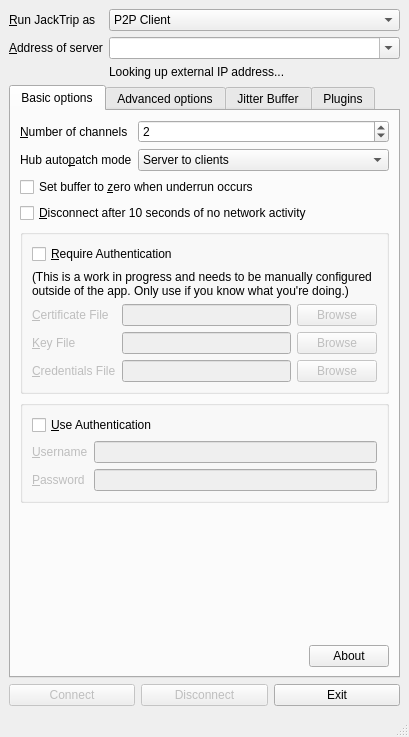
Before: the Qt Designer form src/gui/qjacktrip.ui in jacktrip/jacktrip, drawn with Qt 5.
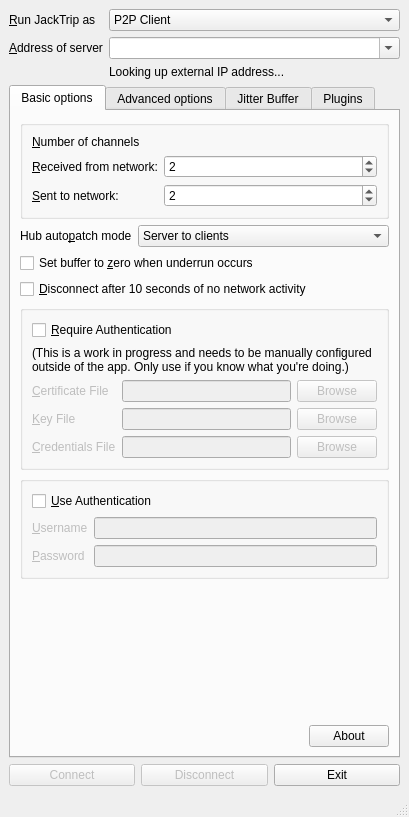
After: the same form once the commit is applied. Icons and pictures are not drawn.

Commit message: Enable diferent numbers of input and output channels in UI

```diff
--- a/src/gui/qjacktrip.ui
+++ b/src/gui/qjacktrip.ui
@@ -7,7 +7,7 @@
     <x>0</x>
     <y>0</y>
     <width>403</width>
-    <height>737</height>
+    <height>817</height>
    </rect>
   </property>
   <property name="windowTitle">
@@ -162,156 +162,7 @@
         <string>Basic options</string>
        </attribute>
        <layout class="QGridLayout" name="gridLayout_3">
-        <item row="0" column="1" colspan="2">
-         <widget class="QSpinBox" name="channelSpinBox">
-          <property name="sizePolicy">
-           <sizepolicy hsizetype="Minimum" vsizetype="Fixed">
-            <horstretch>0</horstretch>
-            <verstretch>0</verstretch>
-           </sizepolicy>
-          </property>
-          <property name="toolTip">
-           <string>Number of input and output channels.</string>
-          </property>
-          <property name="minimum">
-           <number>1</number>
-          </property>
-          <property name="value">
-           <number>2</number>
-          </property>
-         </widget>
-        </item>
-        <item row="0" column="0">
-         <widget class="QLabel" name="channelLabel">
-          <property name="sizePolicy">
-           <sizepolicy hsizetype="Maximum" vsizetype="Preferred">
-            <horstretch>0</horstretch>
-            <verstretch>0</verstretch>
-           </sizepolicy>
-          </property>
-          <property name="text">
-           <string>&amp;Number of channels</string>
-          </property>
-          <property name="buddy">
-           <cstring>channelSpinBox</cstring>
-          </property>
-         </widget>
-        </item>
-        <item row="6" column="0" colspan="3">
-         <widget class="QGroupBox" name="authGroupBox">
-          <property name="enabled">
-           <bool>true</bool>
-          </property>
-          <property name="title">
-           <string/>
-          </property>
-          <layout class="QGridLayout" name="gridLayout_6">
-           <item row="0" column="0" colspan="2">
-            <widget class="QCheckBox" name="authCheckBox">
-             <property name="toolTip">
-              <string>Supply a username and password to connect to the server.</string>
-             </property>
-             <property name="text">
-              <string>&amp;Use Authentication</string>
-             </property>
-            </widget>
-           </item>
-           <item row="3" column="1">
-            <widget class="QLineEdit" name="passwordEdit">
-             <property name="enabled">
-              <bool>false</bool>
-             </property>
-             <property name="toolTip">
-              <string>Enter your password. (This will not be shown or saved.)</string>
-             </property>
-             <property name="echoMode">
-              <enum>QLineEdit::Password</enum>
-             </property>
-             <property name="cursorPosition">
-              <number>0</number>
-             </property>
-            </widget>
-           </item>
-           <item row="2" column="1">
-            <widget class="QLineEdit" name="usernameEdit">
-             <property name="enabled">
-              <bool>false</bool>
-             </property>
-             <property name="toolTip">
-              <string>Enter your username for the server.</string>
-             </property>
-            </widget>
-           </item>
-           <item row="3" column="0">
-            <widget class="QLabel" name="passwordLabel">
-             <property name="enabled">
-              <bool>false</bool>
-             </property>
-             <property name="text">
-              <string>&amp;Password</string>
-             </property>
-             <property name="buddy">
-              <cstring>passwordEdit</cstring>
-             </property>
-            </widget>
-           </item>
-           <item row="2" column="0">
-            <widget class="QLabel" name="usernameLabel">
-             <property name="enabled">
-              <bool>false</bool>
-             </property>
-             <property name="text">
-              <string>&amp;Username</string>
-             </property>
-             <property name="buddy">
-              <cstring>usernameEdit</cstring>
-             </property>
-            </widget>
-           </item>
-          </layout>
-         </widget>
-        </item>
-        <item row="9" column="0" colspan="3">
-         <layout class="QHBoxLayout" name="aboutLayout">
-          <item>
-           <spacer name="aboutSpacer">
-            <property name="orientation">
-             <enum>Qt::Horizontal</enum>
-            </property>
-            <property name="sizeHint" stdset="0">
-             <size>
-              <width>40</width>
-              <height>20</height>
-             </size>
-            </property>
-           </spacer>
-          </item>
-          <item>
-           <widget class="QPushButton" name="aboutButton">
-            <property name="text">
-             <string>About</string>
-            </property>
-           </widget>
-          </item>
-         </layout>
-        </item>
-        <item row="1" column="0">
-         <widget class="QLabel" name="autoPatchLabel">
-          <property name="sizePolicy">
-           <sizepolicy hsizetype="Maximum" vsizetype="Preferred">
-            <horstretch>0</horstretch>
-            <verstretch>0</verstretch>
-           </sizepolicy>
-          </property>
-          <property name="text">
-           <string>Hub auto&amp;patch mode</string>
-          </property>
-          <property name="buddy">
-           <cstring>autoPatchComboBox</cstring>
-          </property>
-         </widget>
-        </item>
-        <item row="3" column="0" colspan="3">
+        <item row="5" column="0" colspan="3">
          <widget class="QCheckBox" name="zeroCheckBox">
           <property name="toolTip">
            <string>Silence the audio when there's a buffer underrun.</string>
@@ -321,7 +172,7 @@
           </property>
          </widget>
         </item>
-        <item row="4" column="0" colspan="3">
+        <item row="6" column="0" colspan="3">
          <widget class="QCheckBox" name="timeoutCheckBox">
           <property name="toolTip">
            <string>Stop JackTrip if no network traffic has been received for 10 seconds.</string>
@@ -331,23 +182,7 @@
           </property>
          </widget>
         </item>
-        <item row="7" column="0">
-         <spacer name="basicVerticalSpacer">
-          <property name="orientation">
-           <enum>Qt::Vertical</enum>
-          </property>
-          <property name="sizeType">
-           <enum>QSizePolicy::Expanding</enum>
-          </property>
-          <property name="sizeHint" stdset="0">
-           <size>
-            <width>20</width>
-            <height>40</height>
-           </size>
-          </property>
-         </spacer>
-        </item>
-        <item row="1" column="1" colspan="2">
+        <item row="3" column="1" colspan="2">
          <widget class="QComboBox" name="autoPatchComboBox">
           <property name="toolTip">
            <string>Select how you want audio to be routed by the hub server.</string>
@@ -382,7 +217,23 @@
           </item>
          </widget>
         </item>
-        <item row="5" column="0" colspan="3">
+        <item row="3" column="0">
+         <widget class="QLabel" name="autoPatchLabel">
+          <property name="sizePolicy">
+           <sizepolicy hsizetype="Maximum" vsizetype="Preferred">
+            <horstretch>0</horstretch>
+            <verstretch>0</verstretch>
+           </sizepolicy>
+          </property>
+          <property name="text">
+           <string>Hub auto&amp;patch mode</string>
+          </property>
+          <property name="buddy">
+           <cstring>autoPatchComboBox</cstring>
+          </property>
+         </widget>
+        </item>
+        <item row="7" column="0" colspan="3">
          <widget class="QGroupBox" name="requireAuthGroupBox">
           <property name="title">
            <string/>
@@ -510,6 +361,197 @@
           </layout>
          </widget>
         </item>
+        <item row="9" column="0">
+         <spacer name="basicVerticalSpacer">
+          <property name="orientation">
+           <enum>Qt::Vertical</enum>
+          </property>
+          <property name="sizeType">
+           <enum>QSizePolicy::Expanding</enum>
+          </property>
+          <property name="sizeHint" stdset="0">
+           <size>
+            <width>20</width>
+            <height>40</height>
+           </size>
+          </property>
+         </spacer>
+        </item>
+        <item row="8" column="0" colspan="3">
+         <widget class="QGroupBox" name="authGroupBox">
+          <property name="enabled">
+           <bool>true</bool>
+          </property>
+          <property name="title">
+           <string/>
+          </property>
+          <layout class="QGridLayout" name="gridLayout_6">
+           <item row="0" column="0" colspan="2">
+            <widget class="QCheckBox" name="authCheckBox">
+             <property name="toolTip">
+              <string>Supply a username and password to connect to the server.</string>
+             </property>
+             <property name="text">
+              <string>&amp;Use Authentication</string>
+             </property>
+            </widget>
+           </item>
+           <item row="3" column="1">
+            <widget class="QLineEdit" name="passwordEdit">
+             <property name="enabled">
+              <bool>false</bool>
+             </property>
+             <property name="toolTip">
+              <string>Enter your password. (This will not be shown or saved.)</string>
+             </property>
+             <property name="echoMode">
+              <enum>QLineEdit::Password</enum>
+             </property>
+             <property name="cursorPosition">
+              <number>0</number>
+             </property>
+            </widget>
+           </item>
+           <item row="2" column="1">
+            <widget class="QLineEdit" name="usernameEdit">
+             <property name="enabled">
+              <bool>false</bool>
+             </property>
+             <property name="toolTip">
+              <string>Enter your username for the server.</string>
+             </property>
+            </widget>
+           </item>
+           <item row="3" column="0">
+            <widget class="QLabel" name="passwordLabel">
+             <property name="enabled">
+              <bool>false</bool>
+             </property>
+             <property name="text">
+              <string>&amp;Password</string>
+             </property>
+             <property name="buddy">
+              <cstring>passwordEdit</cstring>
+             </property>
+            </widget>
+           </item>
+           <item row="2" column="0">
+            <widget class="QLabel" name="usernameLabel">
+             <property name="enabled">
+              <bool>false</bool>
+             </property>
+             <property name="text">
+              <string>&amp;Username</string>
+             </property>
+             <property name="buddy">
+              <cstring>usernameEdit</cstring>
+             </property>
+            </widget>
+           </item>
+          </layout>
+         </widget>
+        </item>
+        <item row="11" column="0" colspan="3">
+         <layout class="QHBoxLayout" name="aboutLayout">
+          <item>
+           <spacer name="aboutSpacer">
+            <property name="orientation">
+             <enum>Qt::Horizontal</enum>
+            </property>
+            <property name="sizeHint" stdset="0">
+             <size>
+              <width>40</width>
+              <height>20</height>
+             </size>
+            </property>
+           </spacer>
+          </item>
+          <item>
+           <widget class="QPushButton" name="aboutButton">
+            <property name="text">
+             <string>About</string>
+            </property>
+           </widget>
+          </item>
+         </layout>
+        </item>
+        <item row="2" column="0" colspan="3">
+         <widget class="QGroupBox" name="channelGroupBox">
+          <layout class="QGridLayout" name="gridLayout_9">
+           <item row="3" column="0">
+            <widget class="QLabel" name="channelRecvLabel">
+             <property name="sizePolicy">
+              <sizepolicy hsizetype="Maximum" vsizetype="Preferred">
+               <horstretch>0</horstretch>
+               <verstretch>0</verstretch>
+              </sizepolicy>
+             </property>
+             <property name="text">
+              <string>&amp;Received from network:</string>
+             </property>
+             <property name="buddy">
+              <cstring>channelRecvSpinBox</cstring>
+             </property>
+            </widget>
+           </item>
+           <item row="3" column="1">
+            <widget class="QSpinBox" name="channelRecvSpinBox">
+             <property name="sizePolicy">
+              <sizepolicy hsizetype="Minimum" vsizetype="Fixed">
+               <horstretch>0</horstretch>
+               <verstretch>0</verstretch>
+              </sizepolicy>
+             </property>
+             <property name="toolTip">
+              <string>Number of input and output channels.</string>
+             </property>
+             <property name="minimum">
+              <number>1</number>
+             </property>
+             <property name="value">
+              <number>2</number>
+             </property>
+            </widget>
+           </item>
+           <item row="4" column="1">
+            <widget class="QSpinBox" name="channelSendSpinBox">
+             <property name="minimum">
+              <number>1</number>
+             </property>
+             <property name="value">
+              <number>2</number>
+             </property>
+            </widget>
+           </item>
+           <item row="4" column="0">
+            <widget class="QLabel" name="channelSendLabel">
+             <property name="text">
+              <string>&amp;Sent to network:</string>
+             </property>
+             <property name="buddy">
+              <cstring>channelSendSpinBox</cstring>
+             </property>
+            </widget>
+           </item>
+           <item row="2" column="0" colspan="2">
+            <widget class="QLabel" name="channelLabel">
+             <property name="sizePolicy">
+              <sizepolicy hsizetype="Maximum" vsizetype="Preferred">
+               <horstretch>0</horstretch>
+               <verstretch>0</verstretch>
+              </sizepolicy>
+             </property>
+             <property name="text">
+              <string>&amp;Number of channels</string>
+             </property>
+             <property name="buddy">
+              <cstring>channelRecvSpinBox</cstring>
+             </property>
+            </widget>
+           </item>
+          </layout>
+         </widget>
+        </item>
        </layout>
       </widget>
       <widget class="QWidget" name="advancedTab">
```
Left out of the diff: 3 changed lines with no effect on the pictures. The commit also changes 3 other files.
